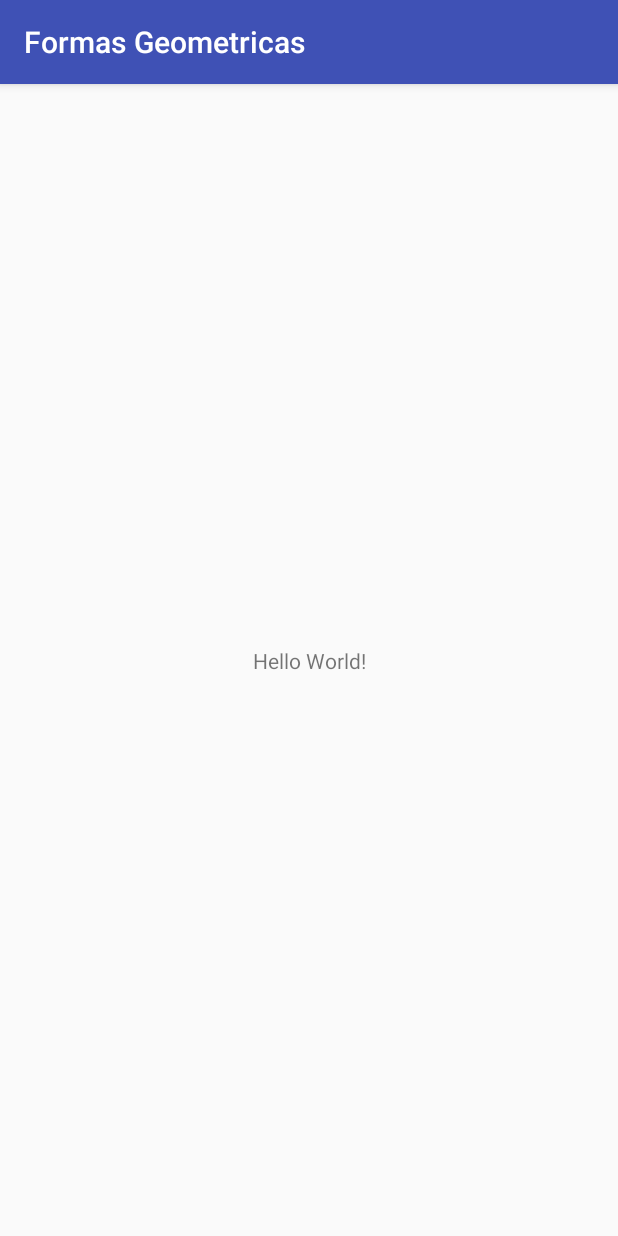
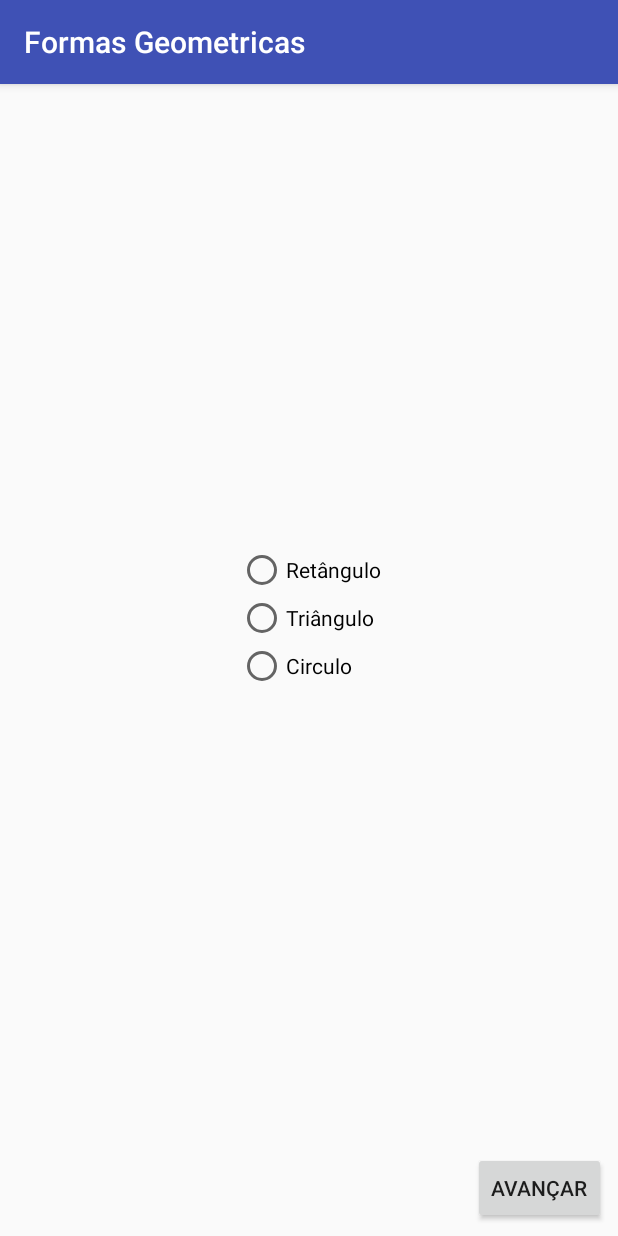
Before and after one commit to douglazm/aula-android-exercicios, an Android app: the screen it shows after launch (MainActivity), on a phone screen of 412 x 824 dp. Run offline under Robolectric (Android 15) with nearby library versions, the phone set to English and light mode, and no system bars.

Commit message:
Criado as activity com layout base.

```diff
--- a/FormasGeometricas/app/src/main/AndroidManifest.xml
+++ b/FormasGeometricas/app/src/main/AndroidManifest.xml
@@ -16,6 +16,8 @@
                 <category android:name="android.intent.category.LAUNCHER" />
             </intent-filter>
         </activity>
+        <activity android:name=".EntradasActivity" />
+        <activity android:name=".ResultadoActivity"></activity>
     </application>
 
 </manifest>
--- a/FormasGeometricas/app/src/main/res/layout/activity_main.xml
+++ b/FormasGeometricas/app/src/main/res/layout/activity_main.xml
@@ -6,13 +6,48 @@
     android:layout_height="match_parent"
     tools:context=".MainActivity">
 
-    <TextView
+    <Button
+        android:id="@+id/btnNext"
         android:layout_width="wrap_content"
         android:layout_height="wrap_content"
-        android:text="Hello World!"
+        android:layout_marginBottom="8dp"
+        android:layout_marginEnd="8dp"
+        android:text="@string/btnNext"
         app:layout_constraintBottom_toBottomOf="parent"
-        app:layout_constraintLeft_toLeftOf="parent"
-        app:layout_constraintRight_toRightOf="parent"
-        app:layout_constraintTop_toTopOf="parent" />
+        app:layout_constraintEnd_toEndOf="parent" />
 
+    <RadioGroup
+        android:id="@+id/radioG"
+        android:layout_width="wrap_content"
+        android:layout_height="wrap_content"
+        android:layout_marginBottom="8dp"
+        android:layout_marginEnd="8dp"
+        android:layout_marginStart="8dp"
+        android:layout_marginTop="8dp"
+        app:layout_constraintBottom_toTopOf="@+id/btnNext"
+        app:layout_constraintEnd_toEndOf="parent"
+        app:layout_constraintStart_toStartOf="parent"
+        app:layout_constraintTop_toTopOf="parent">
+
+        <RadioButton
+            android:id="@+id/radioRetangulo"
+            android:layout_width="wrap_content"
+            android:layout_height="wrap_content"
+            android:layout_weight="1"
+            android:text="@string/radioRetangulo" />
+
+        <RadioButton
+            android:id="@+id/radioTriangulo"
+            android:layout_width="wrap_content"
+            android:layout_height="wrap_content"
+            android:layout_weight="1"
+            android:text="@string/radioTriangulo" />
+
+        <RadioButton
+            android:id="@+id/radioCirculo"
+            android:layout_width="wrap_content"
+            android:layout_height="wrap_content"
+            android:layout_weight="1"
+            android:text="@string/radioCirculo" />
+    </RadioGroup>
 </android.support.constraint.ConstraintLayout>
--- a/FormasGeometricas/app/src/main/res/values/strings.xml
+++ b/FormasGeometricas/app/src/main/res/values/strings.xml
@@ -1,3 +1,12 @@
 <resources>
     <string name="app_name">Formas Geometricas</string>
+    <string name="btnNext">Avançar</string>
+    <string name="radioRetangulo">Retângulo</string>
+    <string name="radioTriangulo">Triângulo</string>
+    <string name="radioCirculo">Circulo</string>
+    <string name="txtBase">Base</string>
+    <string name="txtAltura">Altura</string>
+    <string name="btnCalcular">Calcular</string>
+    <string name="txtArea">Área</string>
+    <string name="txtMedida">cm².</string>
 </resources>
```
Also changed, not shown: FormasGeometricas/app/src/main/java/com/example/dougl/formasgeometricas/EntradasActivity.java (added, +13 -0 lines), FormasGeometricas/app/src/main/java/com/example/dougl/formasgeometricas/ResultadoActivity.java (added, +13 -0 lines), FormasGeometricas/app/src/main/res/layout/activity_entradas.xml (added, +59 -0 lines), FormasGeometricas/app/src/main/res/layout/activity_resultado.xml (added, +53 -0 lines).
